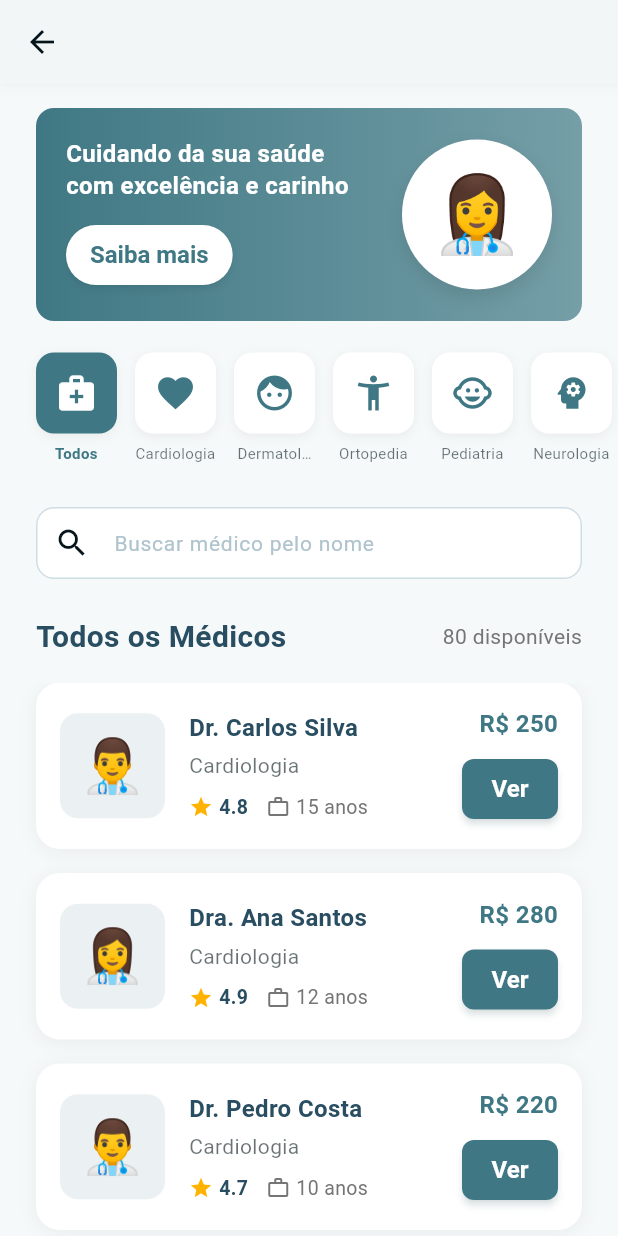
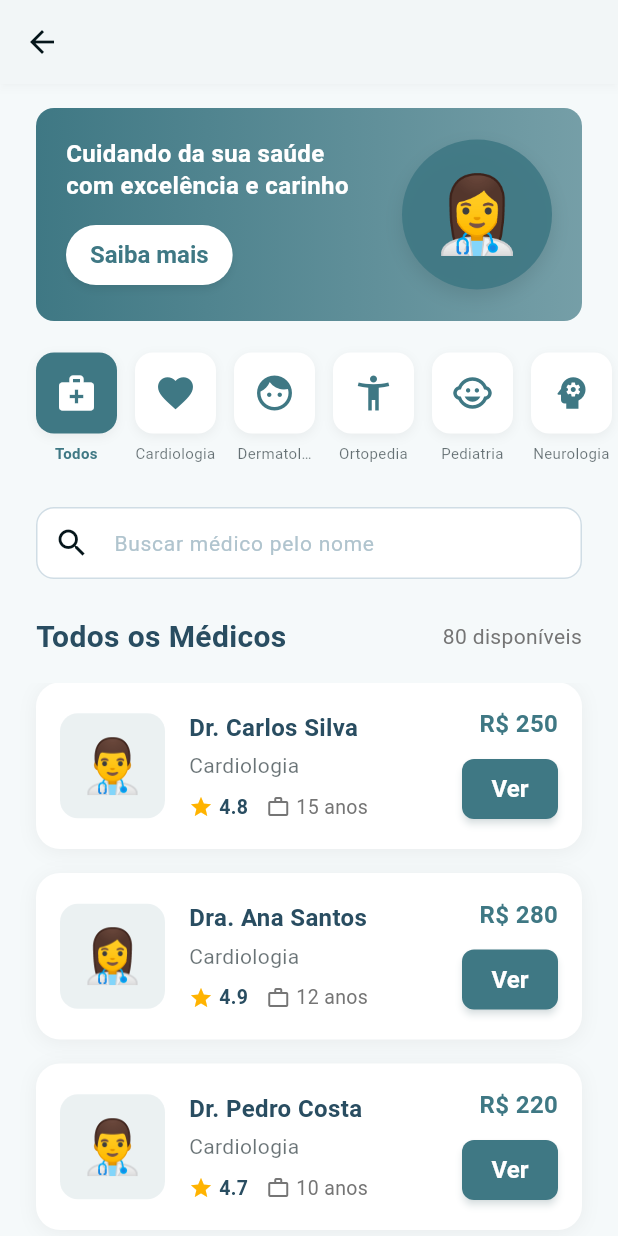
Before and after one commit to leonardolucena/patientcareapp, a Flutter app: the DoctorsListScreen screen opened directly with empty values, on a phone screen of 412 x 824 dp. Run offline on Flutter 3.47's test engine with Material 3 defaults, Android fonts, the light colour scheme and no system bars; our stand-ins replace go_router.

Commit message:
Update README and enhance UI consistency with theme integration
- Expanded the README to include detailed app features, screenshots for both light and dark modes, and installation instructions.
- Updated various screens (Doctor Profile, Appointment Confirmation, Doctors List) to utilize theme colors for improved visual consistency.
- Refactored color usage in UI elements to align with the new theme provider, enhancing overall user experience.

```diff
--- a/lib/screens/appointment_confirmation_screen.dart
+++ b/lib/screens/appointment_confirmation_screen.dart
@@ -62,7 +62,7 @@ class AppointmentConfirmationScreen extends StatelessWidget {
                     width: 120,
                     height: 120,
                     decoration: BoxDecoration(
-                      color: Colors.green[50],
+                      color: const Color.fromARGB(255, 204, 205, 204),
                       shape: BoxShape.circle,
                     ),
                     child: Stack(
--- a/lib/screens/doctors_list_screen.dart
+++ b/lib/screens/doctors_list_screen.dart
@@ -754,8 +754,8 @@ class _DoctorsListScreenState extends State<DoctorsListScreen> {
               decoration: BoxDecoration(
                 gradient: LinearGradient(
                   colors: [
-                    Theme.of(context).primaryColor,
-                    Theme.of(context).primaryColor.withOpacity(0.7),
+                    Theme.of(context).colorScheme.primary,
+                    Theme.of(context).colorScheme.primary.withOpacity(0.7),
                   ],
                 ),
                 borderRadius: BorderRadius.circular(12),
@@ -812,7 +812,7 @@ class _DoctorsListScreenState extends State<DoctorsListScreen> {
                     width: 100,
                     height: 100,
                     decoration: BoxDecoration(
-                      color: Colors.white,
+                      color: Theme.of(context).colorScheme.primary.withOpacity(0.9),
                       shape: BoxShape.circle,
                       boxShadow: [
                         BoxShadow(
```
Also changed, not shown: lib/screens/doctor_profile_screen.dart (+11 -6 lines), 12 other files.
